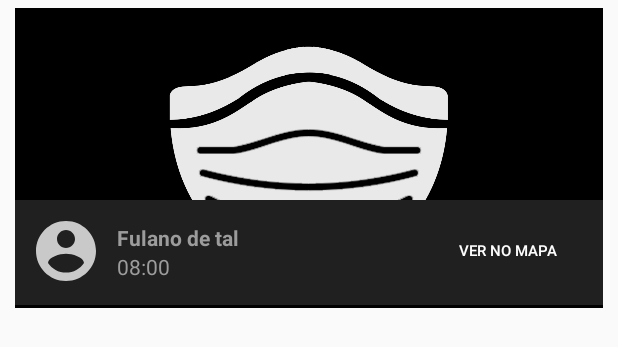
After one commit to pedromihael/DesmascarandoApp, an Android app: the layout card_layout.xml on its own in the app's theme, with its tools: preview values and no code run, on a phone screen of 412 x 824 dp. The commit adds this screen. Shown: the top 347 px of the screen. Run offline under Robolectric (Android 15) with nearby library versions, the phone set to English and light mode, and no system bars.

Commit message:
add card layout

```diff
--- /dev/null
+++ b/app/src/main/res/drawable/ic_baseline_account_circle_24.xml
@@ -0,0 +1,5 @@
+<vector android:height="48dp" android:tint="#C9C9C9"
+    android:viewportHeight="24" android:viewportWidth="24"
+    android:width="48dp" xmlns:android="http://schemas.android.com/apk/res/android">
+    <path android:fillColor="@android:color/white" android:pathData="M12,2C6.48,2 2,6.48 2,12s4.48,10 10,10 10,-4.48 10,-10S17.52,2 12,2zM12,5c1.66,0 3,1.34 3,3s-1.34,3 -3,3 -3,-1.34 -3,-3 1.34,-3 3,-3zM12,19.2c-2.5,0 -4.71,-1.28 -6,-3.22 0.03,-1.99 4,-3.08 6,-3.08 1.99,0 5.97,1.09 6,3.08 -1.29,1.94 -3.5,3.22 -6,3.22z"/>
+</vector>
--- a/app/src/main/res/layout/card_item_model.xml
+++ b/app/src/main/res/layout/card_item_model.xml
@@ -7,7 +7,6 @@
     android:layout_height="60dp"
     android:layout_marginHorizontal="10dp"
     android:layout_marginVertical="5dp"
-    android:background="@color/darkgrey"
     android:orientation="horizontal">
 
     <LinearLayout
--- /dev/null
+++ b/app/src/main/res/layout/card_layout.xml
@@ -0,0 +1,87 @@
+<?xml version="1.0" encoding="utf-8"?>
+<RelativeLayout xmlns:android="http://schemas.android.com/apk/res/android"
+    xmlns:app="http://schemas.android.com/apk/res-auto"
+    xmlns:tools="http://schemas.android.com/tools"
+    android:id="@+id/card_item_model"
+    android:layout_width="match_parent"
+    android:layout_height="200dp"
+    android:layout_marginHorizontal="10dp"
+    android:layout_marginVertical="5dp"
+    android:background="@color/black"
+    android:orientation="horizontal">
+
+    <ImageView
+        android:id="@+id/card_image"
+        android:layout_width="match_parent"
+        android:layout_height="match_parent"
+        android:layout_gravity="center"
+        android:layout_marginBottom="2dp"
+        android:gravity="center"
+        android:src="@drawable/mask"
+        app:layout_constraintEnd_toEndOf="parent"
+        app:layout_constraintStart_toStartOf="parent" />
+
+    <LinearLayout
+        android:layout_width="match_parent"
+        android:layout_height="70dp"
+        android:layout_alignParentStart="true"
+        android:layout_alignParentEnd="true"
+        android:layout_alignParentBottom="true"
+        android:layout_marginStart="0dp"
+        android:layout_marginEnd="0dp"
+        android:layout_marginBottom="2dp"
+        android:background="@color/darkgrey"
+        android:orientation="horizontal"
+        android:paddingVertical="10dp"
+        android:paddingStart="10dp"
+        android:paddingEnd="10dp">
+
+        <ImageView
+            android:id="@+id/card_icon"
+            android:layout_width="wrap_content"
+            android:layout_height="wrap_content"
+            android:src="@drawable/ic_baseline_account_circle_24" />
+
+        <LinearLayout
+            android:layout_width="0dp"
+            android:layout_height="wrap_content"
+            android:layout_gravity="center"
+            android:layout_weight="2"
+            android:orientation="vertical">
+
+            <TextView
+                android:id="@+id/card_text_model"
+                android:layout_width="wrap_content"
+                android:layout_height="wrap_content"
+                android:layout_marginStart="10dp"
+                android:layout_weight="1"
+                android:gravity="left"
+                android:text="Fulano de tal"
+                android:textColor="@color/textNormal"
+                android:textStyle="bold" />
+
+            <TextView
+                android:id="@+id/card_text_brand"
+                android:layout_width="wrap_content"
+                android:layout_height="0dp"
+                android:layout_marginStart="10dp"
+                android:layout_weight="20"
+                android:gravity="left"
+                android:text="08:00"
+                android:textColor="@color/textNormal" />
+        </LinearLayout>
+
+        <Button
+            android:id="@+id/card_view_map"
+            style="@style/Widget.AppCompat.Button.Borderless"
+            android:layout_width="0dp"
+            android:layout_height="wrap_content"
+            android:layout_weight="1"
+            android:background="@color/darkgrey"
+            android:text="Ver no mapa"
+            android:textColor="@color/white"
+            android:textSize="10sp" />
+
+    </LinearLayout>
+
+</RelativeLayout>
```
